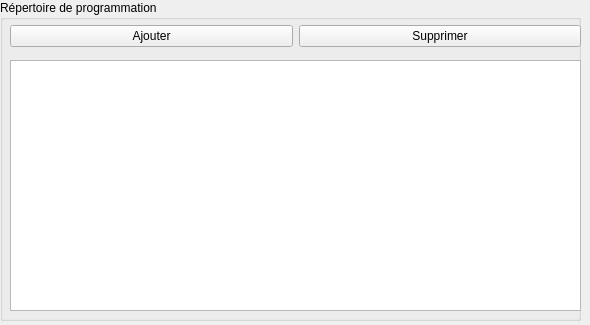
Above: src/binwidget.ui from cinemaouvert/OPP before the change. Below: the same form after it.
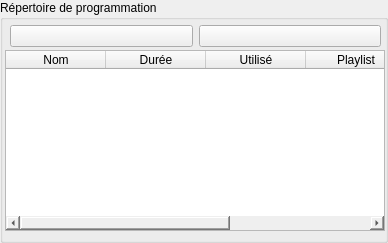
That is the form after the change. Icons and pictures are not drawn.

Commit message: Interface - Tailles des widgets Timeline et Parameters

The edit to the form file:
```diff
--- a/src/binwidget.ui
+++ b/src/binwidget.ui
@@ -6,8 +6,8 @@
    <rect>
     <x>0</x>
     <y>0</y>
-    <width>590</width>
-    <height>325</height>
+    <width>388</width>
+    <height>243</height>
    </rect>
   </property>
   <property name="windowTitle">
@@ -18,8 +18,8 @@
     <rect>
      <x>0</x>
      <y>0</y>
-     <width>581</width>
-     <height>321</height>
+     <width>388</width>
+     <height>243</height>
     </rect>
    </property>
    <property name="styleSheet">
@@ -33,7 +33,7 @@
      <rect>
       <x>10</x>
       <y>20</y>
-      <width>571</width>
+      <width>371</width>
       <height>32</height>
      </rect>
     </property>
@@ -41,14 +41,22 @@
      <item>
       <widget class="QPushButton" name="pushButton">
        <property name="text">
-        <string>Ajouter</string>
+        <string/>
+       </property>
+       <property name="icon">
+        <iconset>
+         <normaloff>../../opp-build-desktop-Qt_4_8_3_dans_le_PATH__Syst_me__Release/icons/icon_plus.png</normaloff>../../opp-build-desktop-Qt_4_8_3_dans_le_PATH__Syst_me__Release/icons/icon_plus.png</iconset>
        </property>
       </widget>
      </item>
      <item>
       <widget class="QPushButton" name="pushButton_2">
        <property name="text">
-        <string>Supprimer</string>
+        <string/>
+       </property>
+       <property name="icon">
+        <iconset>
+         <normaloff>../../opp-build-desktop-Qt_4_8_3_dans_le_PATH__Syst_me__Release/icons/icon_delete.png</normaloff>../../opp-build-desktop-Qt_4_8_3_dans_le_PATH__Syst_me__Release/icons/icon_delete.png</iconset>
        </property>
       </widget>
      </item>
@@ -57,10 +65,10 @@
    <widget class="QTableWidget" name="tableWidget">
     <property name="geometry">
      <rect>
-      <x>10</x>
-      <y>60</y>
-      <width>571</width>
-      <height>251</height>
+      <x>5</x>
+      <y>50</y>
+      <width>380</width>
+      <height>181</height>
      </rect>
     </property>
     <property name="contextMenuPolicy">
@@ -70,7 +78,7 @@
      <number>5</number>
     </property>
     <attribute name="horizontalHeaderVisible">
-     <bool>false</bool>
+     <bool>true</bool>
     </attribute>
     <attribute name="horizontalHeaderCascadingSectionResizes">
      <bool>false</bool>
```
The commit also changes 4 other files.
